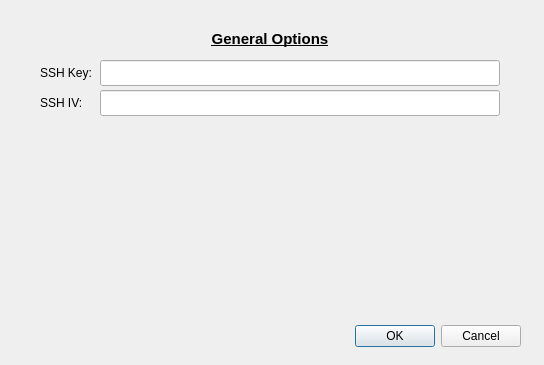
Above: QTLinux/AutoCost/appsettingsdialog.ui from Cvelthoven/AutoCost before the change. Below: the same form after it.
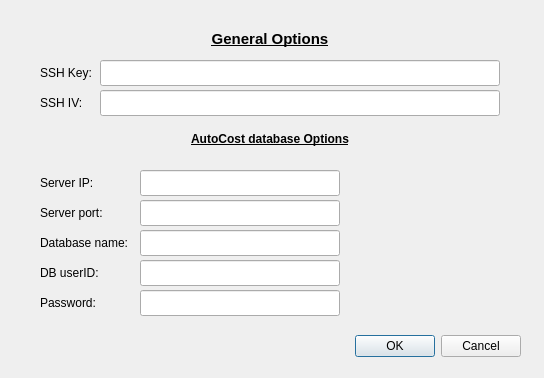
That is the form after the change.

Commit message: Preload options in dialog added

The edit to the form file:
```diff
--- a/QTLinux/AutoCost/appsettingsdialog.ui
+++ b/QTLinux/AutoCost/appsettingsdialog.ui
@@ -7,7 +7,7 @@
     <x>0</x>
     <y>0</y>
     <width>544</width>
-    <height>365</height>
+    <height>378</height>
    </rect>
   </property>
   <property name="windowTitle">
@@ -17,7 +17,7 @@
    <property name="geometry">
     <rect>
      <x>180</x>
-     <y>320</y>
+     <y>330</y>
      <width>341</width>
      <height>32</height>
     </rect>
@@ -98,6 +98,143 @@
     </rect>
    </property>
   </widget>
+  <widget class="QLabel" name="lblAppDBOptionsTitle">
+   <property name="geometry">
+    <rect>
+     <x>40</x>
+     <y>130</y>
+     <width>460</width>
+     <height>18</height>
+    </rect>
+   </property>
+   <property name="font">
+    <font>
+     <bold>true</bold>
+     <underline>true</underline>
+    </font>
+   </property>
+   <property name="text">
+    <string>AutoCost database Options</string>
+   </property>
+   <property name="alignment">
+    <set>Qt::AlignmentFlag::AlignCenter</set>
+   </property>
+  </widget>
+  <widget class="QLabel" name="lblAppServerIP">
+   <property name="geometry">
+    <rect>
+     <x>40</x>
+     <y>170</y>
+     <width>100</width>
+     <height>26</height>
+    </rect>
+   </property>
+   <property name="text">
+    <string>Server IP:</string>
+   </property>
+  </widget>
+  <widget class="QLabel" name="lblAppServerPort">
+   <property name="geometry">
+    <rect>
+     <x>40</x>
+     <y>200</y>
+     <width>100</width>
+     <height>26</height>
+    </rect>
+   </property>
+   <property name="text">
+    <string>Server port:</string>
+   </property>
+  </widget>
+  <widget class="QLabel" name="lblAppDBName">
+   <property name="geometry">
+    <rect>
+     <x>40</x>
+     <y>230</y>
+     <width>100</width>
+     <height>26</height>
+    </rect>
+   </property>
+   <property name="text">
+    <string>Database name:</string>
+   </property>
+  </widget>
+  <widget class="QLabel" name="lblAppDBUserID">
+   <property name="geometry">
+    <rect>
+     <x>40</x>
+     <y>260</y>
+     <width>100</width>
+     <height>26</height>
+    </rect>
+   </property>
+   <property name="text">
+    <string>DB userID:</string>
+   </property>
+  </widget>
+  <widget class="QLabel" name="lblAppDBPassword">
+   <property name="geometry">
+    <rect>
+     <x>40</x>
+     <y>290</y>
+     <width>91</width>
+     <height>26</height>
+    </rect>
+   </property>
+   <property name="text">
+    <string>Password:</string>
+   </property>
+  </widget>
+  <widget class="QLineEdit" name="lneAppServerIP">
+   <property name="geometry">
+    <rect>
+     <x>140</x>
+     <y>170</y>
+     <width>200</width>
+     <height>26</height>
+    </rect>
+   </property>
+  </widget>
+  <widget class="QLineEdit" name="lneAppServerPort">
+   <property name="geometry">
+    <rect>
+     <x>140</x>
+     <y>200</y>
+     <width>200</width>
+     <height>26</height>
+    </rect>
+   </property>
+  </widget>
+  <widget class="QLineEdit" name="lneAppDBName">
+   <property name="geometry">
+    <rect>
+     <x>140</x>
+     <y>230</y>
+     <width>200</width>
+     <height>26</height>
+    </rect>
+   </property>
+  </widget>
+  <widget class="QLineEdit" name="lneAppDBUserID">
+   <property name="geometry">
+    <rect>
+     <x>140</x>
+     <y>260</y>
+     <width>200</width>
+     <height>26</height>
+    </rect>
+   </property>
+  </widget>
+  <widget class="QLineEdit" name="lneAppDBPassword">
+   <property name="geometry">
+    <rect>
+     <x>140</x>
+     <y>290</y>
+     <width>200</width>
+     <height>26</height>
+    </rect>
+   </property>
+  </widget>
  </widget>
  <resources/>
  <connections>
```
Left out of the diff: 4 changed lines with no effect on the pictures. The commit also changes 4 other files.
